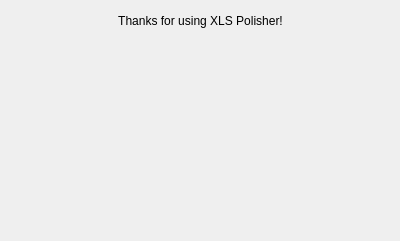
Qt form ui/qt-about.ui (peperunas/XLS-Polisher) before a commit.
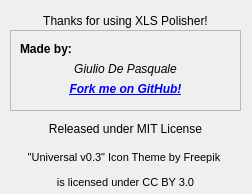
The same form after that commit.

Commit message: Added Credits dialog

The edit to the form file:
```diff
--- a/ui/qt-about.ui
+++ b/ui/qt-about.ui
@@ -6,10 +6,22 @@
    <rect>
     <x>0</x>
     <y>0</y>
-    <width>400</width>
-    <height>241</height>
+    <width>252</width>
+    <height>194</height>
    </rect>
   </property>
+  <property name="minimumSize">
+   <size>
+    <width>252</width>
+    <height>194</height>
+   </size>
+  </property>
+  <property name="maximumSize">
+   <size>
+    <width>252</width>
+    <height>194</height>
+   </size>
+  </property>
   <property name="windowTitle">
    <string>XLS Polisher - About</string>
   </property>
@@ -18,7 +30,7 @@
     <rect>
      <x>10</x>
      <y>10</y>
-     <width>381</width>
+     <width>231</width>
      <height>21</height>
     </rect>
    </property>
@@ -29,6 +41,87 @@
     <set>Qt::AlignCenter</set>
    </property>
   </widget>
+  <widget class="QFrame" name="frame">
+   <property name="geometry">
+    <rect>
+     <x>10</x>
+     <y>30</y>
+     <width>231</width>
+     <height>81</height>
+    </rect>
+   </property>
+   <property name="frameShape">
+    <enum>QFrame::StyledPanel</enum>
+   </property>
+   <property name="frameShadow">
+    <enum>QFrame::Raised</enum>
+   </property>
+   <widget class="QLabel" name="label_2">
+    <property name="geometry">
+     <rect>
+      <x>10</x>
+      <y>10</y>
+      <width>211</width>
+      <height>18</height>
+     </rect>
+    </property>
+    <property name="text">
+     <string>&lt;html&gt;&lt;head/&gt;&lt;body&gt;&lt;p align=&quot;justify&quot;&gt;&lt;span style=&quot; font-weight:600;&quot;&gt;Made by:&lt;/span&gt;&lt;/p&gt;&lt;/body&gt;&lt;/html&gt;</string>
+    </property>
+   </widget>
+   <widget class="QLabel" name="label_3">
+    <property name="geometry">
+     <rect>
+      <x>10</x>
+      <y>30</y>
+      <width>211</width>
+      <height>18</height>
+     </rect>
+    </property>
+    <property name="text">
+     <string>&lt;html&gt;&lt;head/&gt;&lt;body&gt;&lt;p align=&quot;center&quot;&gt;&lt;span style=&quot; font-style:italic;&quot;&gt;Giulio De Pasquale&lt;/span&gt;&lt;/p&gt;&lt;/body&gt;&lt;/html&gt;</string>
+    </property>
+   </widget>
+   <widget class="QLabel" name="label_4">
+    <property name="geometry">
+     <rect>
+      <x>10</x>
+      <y>50</y>
+      <width>211</width>
+      <height>18</height>
+     </rect>
+    </property>
+    <property name="text">
+     <string>&lt;html&gt;&lt;head/&gt;&lt;body&gt;&lt;p align=&quot;center&quot;&gt;&lt;a href=&quot;https://github.com/Krishath/XLS-Polisher&quot;&gt;&lt;span style=&quot; font-weight:600; font-style:italic; text-decoration: underline; color:#0000ff;&quot;&gt;Fork me on GitHub!&lt;/span&gt;&lt;/a&gt;&lt;/p&gt;&lt;/body&gt;&lt;/html&gt;</string>
+    </property>
+   </widget>
+  </widget>
+  <widget class="QLabel" name="label_5">
+   <property name="geometry">
+    <rect>
+     <x>10</x>
+     <y>120</y>
+     <width>231</width>
+     <height>18</height>
+    </rect>
+   </property>
+   <property name="text">
+    <string>&lt;html&gt;&lt;head/&gt;&lt;body&gt;&lt;p align=&quot;center&quot;&gt;Released under MIT License&lt;/p&gt;&lt;/body&gt;&lt;/html&gt;</string>
+   </property>
+  </widget>
+  <widget class="QLabel" name="label_6">
+   <property name="geometry">
+    <rect>
+     <x>10</x>
+     <y>150</y>
+     <width>231</width>
+     <height>41</height>
+    </rect>
+   </property>
+   <property name="text">
+    <string>&lt;html&gt;&lt;head/&gt;&lt;body&gt;&lt;p align=&quot;center&quot;&gt;&lt;span style=&quot; font-size:8pt;&quot;&gt;&amp;quot;Universal v0.3&amp;quot; Icon Theme by Freepik &lt;/span&gt;&lt;/p&gt;&lt;p align=&quot;center&quot;&gt;&lt;span style=&quot; font-size:8pt;&quot;&gt;is licensed under CC BY 3.0&lt;/span&gt;&lt;/p&gt;&lt;/body&gt;&lt;/html&gt;</string>
+   </property>
+  </widget>
  </widget>
  <resources/>
  <connections/>
```
The commit also changes 1 other file.
